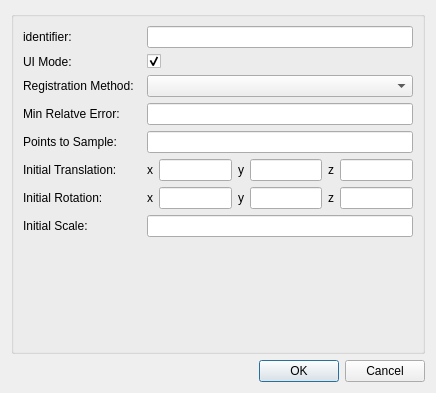
Above: mapclientplugins/pointwiserigidregistrationstep/qt/configuredialog.ui from mapclient-plugins/pointwiserigidregistrationstep before the change. Below: the same form after it.
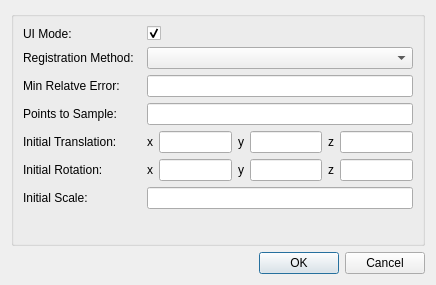
That is the form after the change.

Commit message:
Removed "identifier" attribute from configuration.
Identifiers are now automatically generated by the MAP Client.

Diff of the .ui file:
```diff
--- a/mapclientplugins/pointwiserigidregistrationstep/qt/configuredialog.ui
+++ b/mapclientplugins/pointwiserigidregistrationstep/qt/configuredialog.ui
@@ -7,7 +7,7 @@
     <x>0</x>
     <y>0</y>
     <width>436</width>
-    <height>393</height>
+    <height>285</height>
    </rect>
   </property>
   <property name="windowTitle">
@@ -24,23 +24,13 @@
        <enum>QFormLayout::AllNonFixedFieldsGrow</enum>
       </property>
       <item row="0" column="0">
-       <widget class="QLabel" name="label0">
-        <property name="text">
-         <string>identifier:  </string>
-        </property>
-       </widget>
-      </item>
-      <item row="0" column="1">
-       <widget class="QLineEdit" name="lineEdit0"/>
-      </item>
-      <item row="1" column="0">
        <widget class="QLabel" name="label1">
         <property name="text">
          <string>UI Mode:  </string>
         </property>
        </widget>
       </item>
-      <item row="1" column="1">
+      <item row="0" column="1">
        <widget class="QCheckBox" name="UICheckBox">
         <property name="text">
          <string/>
@@ -50,65 +40,48 @@
         </property>
        </widget>
       </item>
-      <item row="2" column="0">
+      <item row="1" column="0">
        <widget class="QLabel" name="label2">
         <property name="text">
          <string>Registration Method:  </string>
         </property>
        </widget>
       </item>
-      <item row="2" column="1">
+      <item row="1" column="1">
        <widget class="QComboBox" name="regMethodsComboBox"/>
       </item>
-      <item row="3" column="0">
+      <item row="2" column="0">
        <widget class="QLabel" name="label3">
         <property name="text">
          <string>Min Relatve Error:  </string>
         </property>
        </widget>
       </item>
-      <item row="3" column="1">
+      <item row="2" column="1">
        <widget class="QLineEdit" name="xtolLineEdit"/>
       </item>
-      <item row="4" column="0">
+      <item row="3" column="0">
        <widget class="QLabel" name="label4">
         <property name="text">
          <string>Points to Sample:</string>
         </property>
        </widget>
       </item>
-      <item row="4" column="1">
+      <item row="3" column="1">
        <widget class="QLineEdit" name="sampleLineEdit">
         <property name="inputMask">
          <string/>
         </property>
        </widget>
       </item>
-      <item row="5" column="0">
+      <item row="4" column="0">
        <widget class="QLabel" name="label">
         <property name="text">
          <string>Initial Translation:</string>
         </property>
        </widget>
       </item>
-      <item row="6" column="0">
-       <widget class="QLabel" name="label_2">
-        <property name="text">
-         <string>Initial Rotation:</string>
-        </property>
-       </widget>
-      </item>
-      <item row="7" column="0">
-       <widget class="QLabel" name="label_3">
-        <property name="text">
-         <string>Initial Scale:</string>
-        </property>
-       </widget>
-      </item>
-      <item row="7" column="1">
-       <widget class="QLineEdit" name="sLineEdit"/>
-      </item>
-      <item row="5" column="1">
+      <item row="4" column="1">
        <layout class="QHBoxLayout" name="horizontalLayout_2">
         <item>
          <widget class="QLabel" name="label_4">
@@ -142,7 +115,14 @@
         </item>
        </layout>
       </item>
-      <item row="6" column="1">
+      <item row="5" column="0">
+       <widget class="QLabel" name="label_2">
+        <property name="text">
+         <string>Initial Rotation:</string>
+        </property>
+       </widget>
+      </item>
+      <item row="5" column="1">
        <layout class="QHBoxLayout" name="horizontalLayout_3">
         <item>
          <widget class="QLabel" name="label_7">
@@ -176,6 +156,16 @@
         </item>
        </layout>
       </item>
+      <item row="6" column="0">
+       <widget class="QLabel" name="label_3">
+        <property name="text">
+         <string>Initial Scale:</string>
+        </property>
+       </widget>
+      </item>
+      <item row="6" column="1">
+       <widget class="QLineEdit" name="sLineEdit"/>
+      </item>
      </layout>
     </widget>
    </item>
```
The commit also changes 3 other files.
